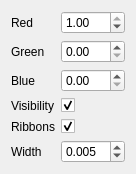
First picture: the form in ui/CurvesRendererModelWidget.ui, repository jw0z96/FurSystem, before the edit.
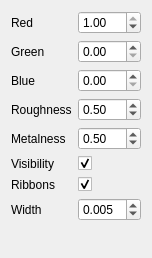
Second picture: the form after the edit.

```diff
--- a/ui/CurvesRendererModelWidget.ui
+++ b/ui/CurvesRendererModelWidget.ui
@@ -6,8 +6,8 @@
    <rect>
     <x>0</x>
     <y>0</y>
-    <width>136</width>
-    <height>153</height>
+    <width>152</width>
+    <height>258</height>
    </rect>
   </property>
   <property name="windowTitle">
@@ -68,14 +68,14 @@
      </property>
     </widget>
    </item>
-   <item row="3" column="0">
+   <item row="5" column="0">
     <widget class="QLabel" name="visibilityLabel">
      <property name="text">
       <string>Visibility</string>
      </property>
     </widget>
    </item>
-   <item row="3" column="1">
+   <item row="5" column="1">
     <widget class="QCheckBox" name="visibilityCheckBox">
      <property name="text">
       <string/>
@@ -85,14 +85,14 @@
      </property>
     </widget>
    </item>
-   <item row="4" column="0">
+   <item row="6" column="0">
     <widget class="QLabel" name="ribbonsLabel">
      <property name="text">
       <string>Ribbons</string>
      </property>
     </widget>
    </item>
-   <item row="4" column="1">
+   <item row="6" column="1">
     <widget class="QCheckBox" name="ribbonsCheckBox">
      <property name="text">
       <string/>
@@ -102,14 +102,14 @@
      </property>
     </widget>
    </item>
-   <item row="5" column="0">
+   <item row="7" column="0">
     <widget class="QLabel" name="widthLabel">
      <property name="text">
       <string>Width</string>
      </property>
     </widget>
    </item>
-   <item row="5" column="1">
+   <item row="7" column="1">
     <widget class="QDoubleSpinBox" name="widthDoubleSpinBox">
      <property name="decimals">
       <number>3</number>
@@ -125,6 +125,46 @@
      </property>
     </widget>
    </item>
+   <item row="3" column="0">
+    <widget class="QLabel" name="roughnessLabel">
+     <property name="text">
+      <string>Roughness</string>
+     </property>
+    </widget>
+   </item>
+   <item row="4" column="0">
+    <widget class="QLabel" name="metallicLabel">
+     <property name="text">
+      <string>Metalness</string>
+     </property>
+    </widget>
+   </item>
+   <item row="3" column="1">
+    <widget class="QDoubleSpinBox" name="roughnessDoubleSpinBox">
+     <property name="maximum">
+      <double>1.000000000000000</double>
+     </property>
+     <property name="singleStep">
+      <double>0.100000000000000</double>
+     </property>
+     <property name="value">
+      <double>0.500000000000000</double>
+     </property>
+    </widget>
+   </item>
+   <item row="4" column="1">
+    <widget class="QDoubleSpinBox" name="metallicDoubleSpinBox">
+     <property name="maximum">
+      <double>1.000000000000000</double>
+     </property>
+     <property name="singleStep">
+      <double>0.100000000000000</double>
+     </property>
+     <property name="value">
+      <double>0.500000000000000</double>
+     </property>
+    </widget>
+   </item>
   </layout>
  </widget>
  <resources/>
```
